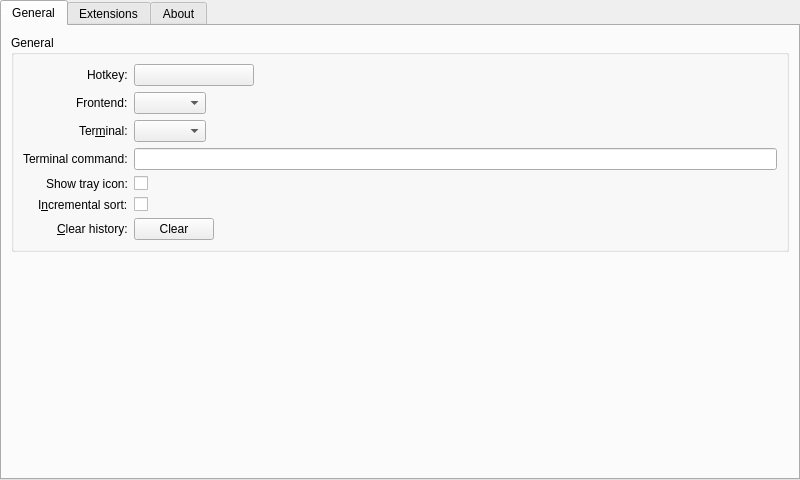
Before: the Qt Designer form lib/albertcore/src/core/settingswidget/settingswidget.ui in albertlauncher/albert, drawn with Qt 5.
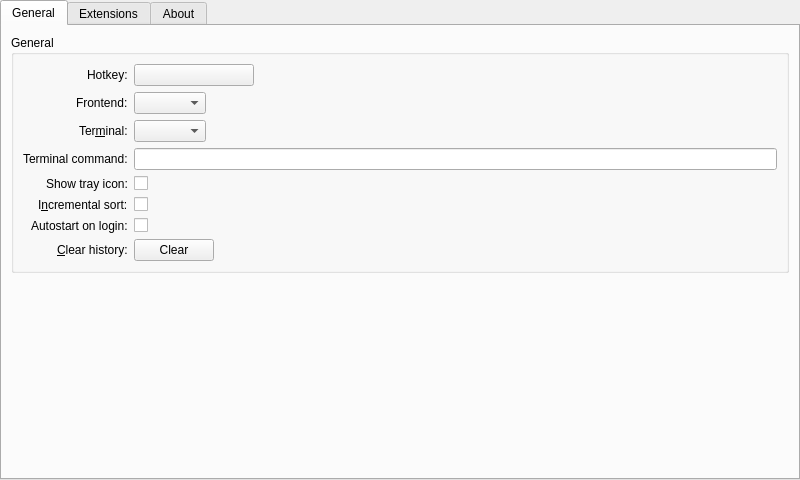
After: the same form once the commit is applied. Icons and pictures are not drawn. Custom widgets are drawn as their Qt base class.

Commit message: Add option "Autostart on login". Closes #579.

Diff of the .ui file:
```diff
--- a/lib/albertcore/src/core/settingswidget/settingswidget.ui
+++ b/lib/albertcore/src/core/settingswidget/settingswidget.ui
@@ -197,7 +197,7 @@
               </property>
              </widget>
             </item>
-            <item row="6" column="0">
+            <item row="7" column="0">
              <widget class="QLabel" name="label_2">
               <property name="text">
                <string>&amp;Clear history:</string>
@@ -207,7 +207,7 @@
               </property>
              </widget>
             </item>
-            <item row="6" column="1">
+            <item row="7" column="1">
              <widget class="QPushButton" name="pushButton_clearHistory">
               <property name="sizePolicy">
                <sizepolicy hsizetype="Maximum" vsizetype="Fixed">
@@ -223,6 +223,16 @@
               </property>
              </widget>
             </item>
+            <item row="6" column="0">
+             <widget class="QLabel" name="autostartLabel">
+              <property name="text">
+               <string>Autostart on login:</string>
+              </property>
+             </widget>
+            </item>
+            <item row="6" column="1">
+             <widget class="QCheckBox" name="autostartCheckBox"/>
+            </item>
            </layout>
           </widget>
          </item>
```
The commit also changes 1 other file.
